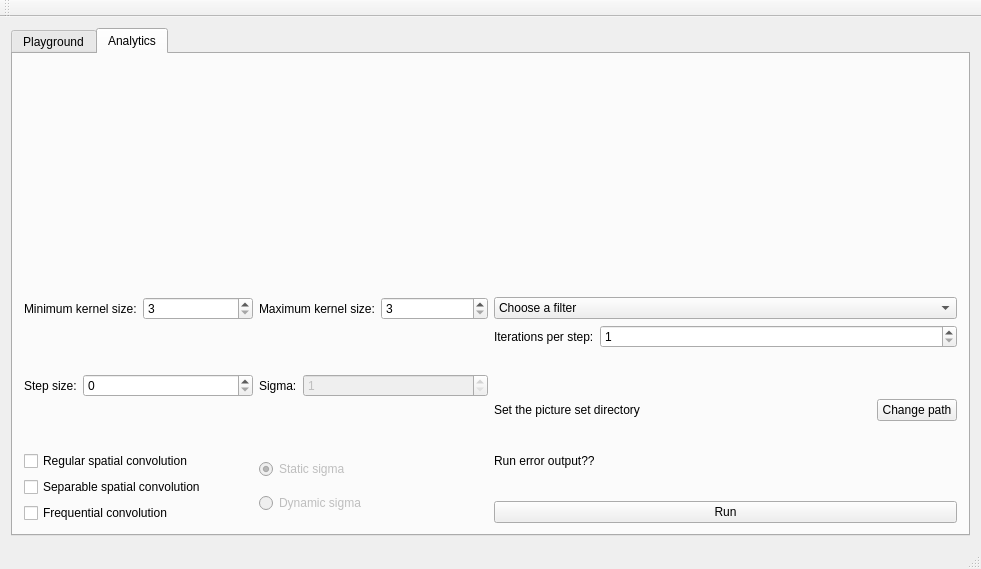
kohutjan/2DFFT, file GUI/mainwindow.ui: the form before one commit.
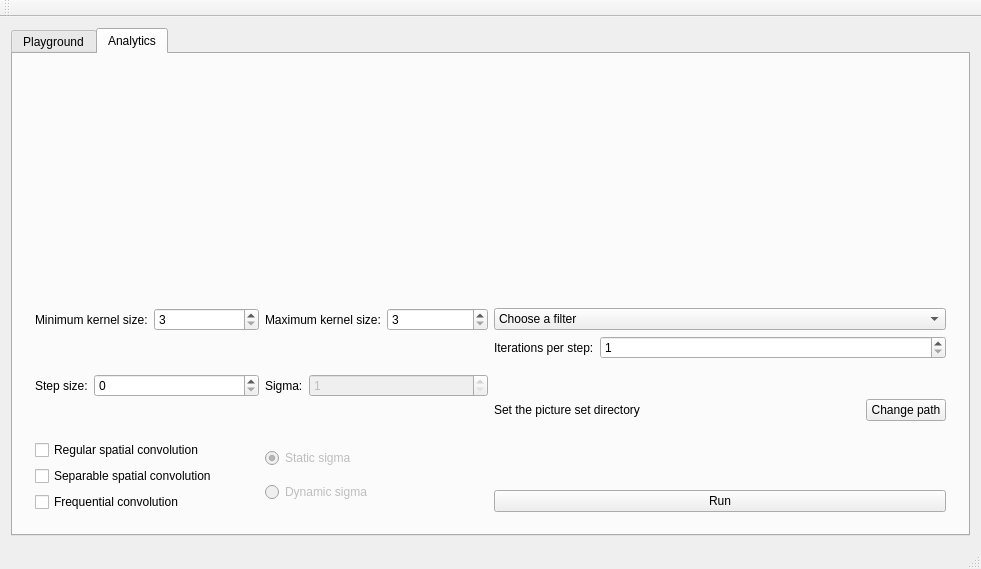
The form after the commit.

```diff
--- a/GUI/mainwindow.ui
+++ b/GUI/mainwindow.ui
@@ -168,6 +168,9 @@
          </widget>
         </item>
         <item>
+         <widget class="QWidget" name="ana_menu_container" native="true">
+          <layout class="QGridLayout" name="gridLayout_3">
+           <item row="0" column="0">
          <layout class="QHBoxLayout" name="horizontalLayout">
           <property name="topMargin">
            <number>0</number>
@@ -488,7 +491,7 @@
             <item>
              <widget class="QLabel" name="ana_error_out_label">
               <property name="text">
-               <string>Run error output??</string>
+                  <string/>
               </property>
              </widget>
             </item>
@@ -502,6 +505,9 @@
            </layout>
           </item>
          </layout>
+           </item>
+          </layout>
+         </widget>
         </item>
        </layout>
       </widget>
```
Left out of the diff: 25 changed lines with no effect on the pictures. Lines whose indentation alone changed are shown as unchanged.
